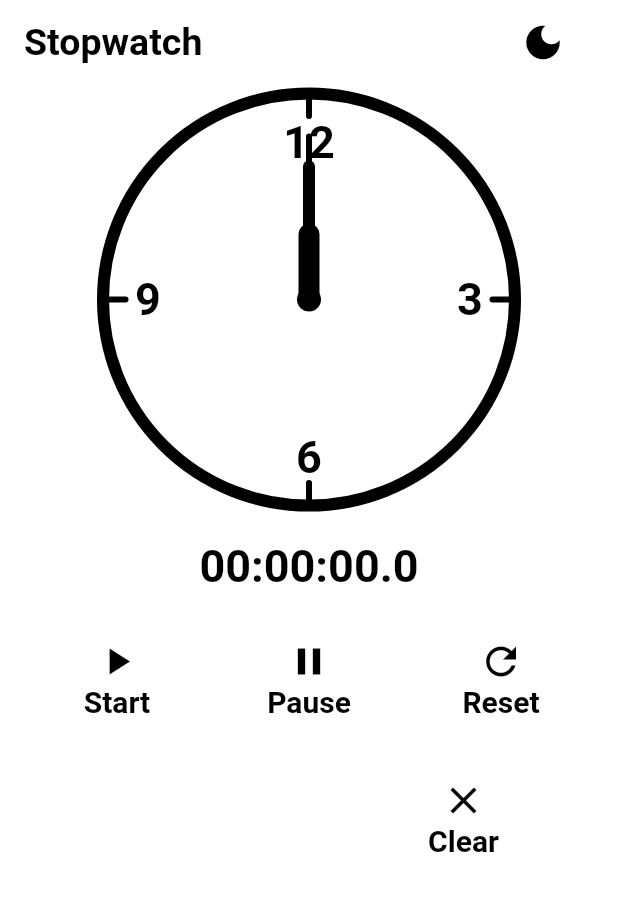
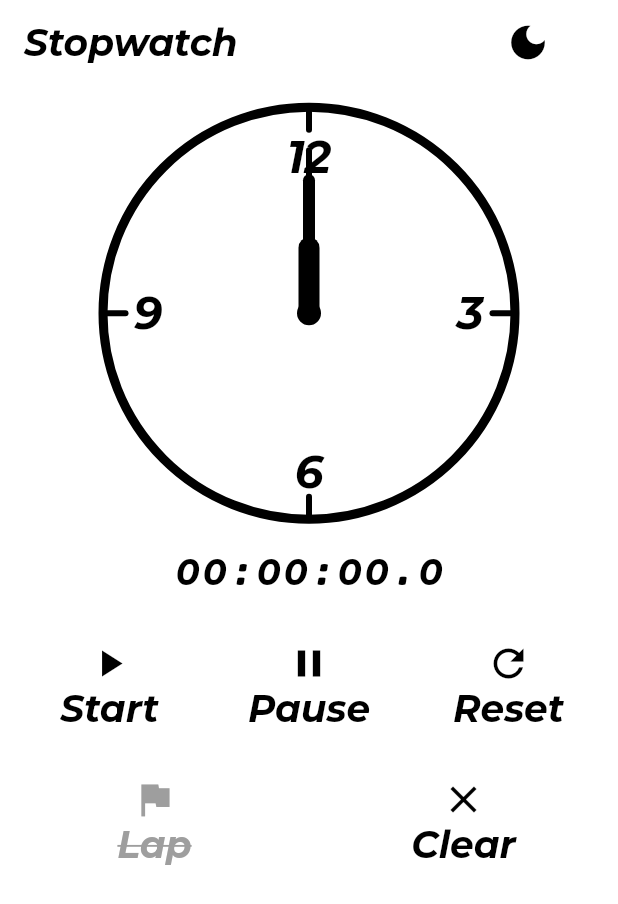
Before and after one commit to csisanyi/stopwatch_app_coding_assignment, a Flutter app: the screen it shows after launch, after a tap on "Start", after a tap on "Reset", on a phone screen of 412 x 824 dp. Shown: the top 904 px of the screen. Run offline on Flutter 3.47's test engine with Material 2 defaults, Android fonts, the phone set to English and light mode, and no system bars.

Commit message:
adaptive layout enhancment + styling + font import + test'n'bugfixiging

```diff
--- a/lib/main.dart
+++ b/lib/main.dart
@@ -20,6 +20,13 @@ class StopWatchApp extends StatelessWidget {
       ],
       child: Builder(
         builder: (context) {
+
+          final themeProvider = Provider.of<ThemeProvider>(context, listen: false);
+          final mediaQuery = MediaQuery.of(context);
+          final isLargeScreen = (mediaQuery.orientation == Orientation.portrait && mediaQuery.size.width > 650) ||
+              (mediaQuery.orientation == Orientation.landscape && mediaQuery.size.height > 650);
+          themeProvider.setLargeScreen = isLargeScreen;
+
           return MaterialApp(
             theme: Provider.of<ThemeProvider>(context).getTheme(),
             home: const UserInterface(),
--- a/lib/provider/theme_provider.dart
+++ b/lib/provider/theme_provider.dart
@@ -2,14 +2,22 @@ import 'package:flutter/material.dart';
 
 class ThemeProvider extends ChangeNotifier {
   bool _isDarkMode = false;
+  bool _isLargeScreen = false;
 
   void toggleTheme() {
     _isDarkMode = !_isDarkMode;
     notifyListeners();
   }
 
+  set setLargeScreen(bool value) {
+    _isLargeScreen = value;
+    //notifyListeners();
+  }
+
   ThemeData getTheme() {
-    return _isDarkMode ? _darkTheme : _lightTheme;
+    return _isDarkMode
+        ? (_isLargeScreen ? _darkBigScreenTheme : _darkTheme)
+        : (_isLargeScreen ? _lightBigScreenTheme : _lightTheme);
   }
 
   Icon getThemeIcon() {
@@ -18,32 +26,51 @@ class ThemeProvider extends ChangeNotifier {
 
   Color? get strokeColor => getTheme().textTheme.bodyMedium!.color;
   Color? get dividerColor => getTheme().textTheme.bodyMedium!.color;
+  bool? get isLargeScreen => _isLargeScreen;
 
   static final ThemeData _lightTheme = ThemeData(
     brightness: Brightness.light,
     scaffoldBackgroundColor: Colors.white,
     textTheme: const TextTheme(
-      bodyMedium: TextStyle(color: Colors.black),
+      bodyMedium: TextStyle(
+        color: Colors.black,
+        fontSize: 30,
+        fontWeight: FontWeight.bold,
+        fontStyle: FontStyle.italic,
+        fontFamily: 'CourierPrime', // Example font family
+      ),
     ),
     elevatedButtonTheme: ElevatedButtonThemeData(
       style: ButtonStyle(
         backgroundColor: MaterialStateProperty.all(Colors.white),
         foregroundColor: MaterialStateProperty.all(Colors.black),
-        fixedSize: MaterialStateProperty.all(const Size(100, 70)),
         elevation: const MaterialStatePropertyAll<double>(0),
+        fixedSize: MaterialStateProperty.all(const Size(120, 70)),
+        shape: MaterialStateProperty.all<RoundedRectangleBorder>(
+          RoundedRectangleBorder(
+            borderRadius:
+                BorderRadius.circular(15.0),
+          ),
+        ),
         textStyle: MaterialStateProperty.all(
           const TextStyle(
-            fontSize: 20,
+              fontSize: 25, // Adjust font size
               fontWeight: FontWeight.bold,
-          ),
+              fontStyle: FontStyle.italic,
+              fontFamily: 'Montserrat'),
         ),
         iconSize: const MaterialStatePropertyAll<double>(30),
+        overlayColor: MaterialStateProperty.all(Colors.transparent),
       ),
     ),
     appBarTheme: const AppBarTheme(
       backgroundColor: Colors.white,
       titleTextStyle: TextStyle(
-          color: Colors.black, fontSize: 25, fontWeight: FontWeight.bold),
+          color: Colors.black,
+          fontSize: 25,
+          fontWeight: FontWeight.bold,
+          fontStyle: FontStyle.italic,
+          fontFamily: 'Montserrat'),
       elevation: 0,
     ),
     listTileTheme: const ListTileThemeData(
@@ -52,7 +79,8 @@ class ThemeProvider extends ChangeNotifier {
           color: Colors.black,
           fontWeight: FontWeight.bold,
           fontSize: 18,
-      ),
+          fontStyle: FontStyle.italic,
+          fontFamily: 'CourierPrime'),
     ),
   );
 
@@ -60,28 +88,45 @@ class ThemeProvider extends ChangeNotifier {
     brightness: Brightness.dark,
     scaffoldBackgroundColor: Colors.black,
     textTheme: const TextTheme(
-      bodyMedium: TextStyle(color: Colors.white),
+      bodyMedium: TextStyle(
+          color: Colors.white,
+          fontSize: 30,
+          fontWeight: FontWeight.bold,
+          fontStyle: FontStyle.italic,
+          fontFamily: 'CourierPrime'),
     ),
     elevatedButtonTheme: ElevatedButtonThemeData(
       style: ButtonStyle(
         backgroundColor: MaterialStateProperty.all(Colors.black),
         foregroundColor: MaterialStateProperty.all(Colors.white),
         elevation: const MaterialStatePropertyAll<double>(0),
-        fixedSize: MaterialStateProperty.all(const Size(100, 70)),
+        fixedSize: MaterialStateProperty.all(const Size(120, 70)),
+        shape: MaterialStateProperty.all<RoundedRectangleBorder>(
+          RoundedRectangleBorder(
+            borderRadius:
+            BorderRadius.circular(15.0), // Adjust the border radius
+          ),
+        ),
         textStyle: MaterialStateProperty.all(
           const TextStyle(
-            fontSize: 20,
+              fontSize: 25,
               fontWeight: FontWeight.bold,
-          ),
+              fontStyle: FontStyle.italic,
+              fontFamily: 'Montserrat'),
         ),
         iconSize: const MaterialStatePropertyAll<double>(30),
+        overlayColor: MaterialStateProperty.all(Colors.transparent),
       ),
     ),
     appBarTheme: const AppBarTheme(
       backgroundColor: Colors.black,
       titleTextStyle: TextStyle(
-          color: Colors.white, fontSize: 25, fontWeight: FontWeight.bold),
-      elevation: 0, // Remove app bar shadow
+          color: Colors.white,
+          fontSize: 25,
+          fontWeight: FontWeight.bold,
+          fontStyle: FontStyle.italic,
+          fontFamily: 'Montserrat'),
+      elevation: 0,
     ),
     listTileTheme: const ListTileThemeData(
       contentPadding: EdgeInsets.symmetric(vertical: 0, horizontal: 10),
@@ -89,7 +134,124 @@ class ThemeProvider extends ChangeNotifier {
           color: Colors.white,
           fontWeight: FontWeight.bold,
           fontSize: 18,
+          fontStyle: FontStyle.italic,
+          fontFamily: 'CourierPrime'),
     ),
+  );
+
+  static final ThemeData _darkBigScreenTheme = ThemeData(
+    brightness: Brightness.dark,
+    scaffoldBackgroundColor: Colors.black,
+    textTheme: const TextTheme(
+      bodyMedium: TextStyle(
+          color: Colors.white,
+          fontSize: 65,
+          fontWeight: FontWeight.bold,
+          fontStyle: FontStyle.italic,
+          fontFamily: 'CourierPrime'),
+    ),
+    elevatedButtonTheme: ElevatedButtonThemeData(
+      style: ButtonStyle(
+        backgroundColor: MaterialStateProperty.all(Colors.black),
+        foregroundColor: MaterialStateProperty.all(Colors.white),
+        elevation: const MaterialStatePropertyAll<double>(0),
+        fixedSize: MaterialStateProperty.all(const Size(175, 122.5)),
+        shape: MaterialStateProperty.all<RoundedRectangleBorder>(
+          RoundedRectangleBorder(
+            borderRadius:
+            BorderRadius.circular(15.0), // Adjust the border radius
+          ),
+        ),
+        textStyle: MaterialStateProperty.all(
+          const TextStyle(
+              fontSize: 35,
+              fontWeight: FontWeight.bold,
+              fontStyle: FontStyle.italic,
+              fontFamily: 'Montserrat'),
+        ),
+        iconSize: const MaterialStatePropertyAll<double>(52.5),
+        overlayColor: MaterialStateProperty.all(Colors.transparent),
+      ),
+    ),
+    appBarTheme: const AppBarTheme(
+      backgroundColor: Colors.black,
+      titleTextStyle: TextStyle(
+          color: Colors.white,
+          fontSize: 40,
+          fontWeight: FontWeight.bold,
+          fontStyle: FontStyle.italic,
+          fontFamily: 'Montserrat'),
+      elevation: 0,
+    ),
+    listTileTheme: const ListTileThemeData(
+      contentPadding: EdgeInsets.symmetric(vertical: 25, horizontal: 0),
+      leadingAndTrailingTextStyle: TextStyle(
+          color: Colors.white,
+          fontWeight: FontWeight.bold,
+          fontSize: 30,
+          fontStyle: FontStyle.italic,
+          fontFamily: 'CourierPrime'),
+    ),
+  );
+
+  static final ThemeData _lightBigScreenTheme = ThemeData(
+    brightness: Brightness.light,
+    scaffoldBackgroundColor: Colors.white,
+    textTheme: const TextTheme(
+      bodyMedium: TextStyle(
+          color: Colors.black,
+          fontSize: 65,
+          fontWeight: FontWeight.bold,
+          fontStyle: FontStyle.italic,
+          fontFamily: 'CourierPrime'),
+    ),
+    elevatedButtonTheme: ElevatedButtonThemeData(
+      style: ButtonStyle(
+        backgroundColor: MaterialStateProperty.all(Colors.white),
+        foregroundColor: MaterialStateProperty.all(Colors.black),
+        elevation: const MaterialStatePropertyAll<double>(0),
+        fixedSize: MaterialStateProperty.all(const Size(175, 122.5)),
+        shape: MaterialStateProperty.all<RoundedRectangleBorder>(
+          RoundedRectangleBorder(
+            borderRadius:
+            BorderRadius.circular(15.0), // Adjust the border radius
+          ),
+        ),
+        textStyle: MaterialStateProperty.all(
+          const TextStyle(
+              fontSize: 35, // 1.75 times bigger
+              fontWeight: FontWeight.bold,
+              fontStyle: FontStyle.italic,
+              fontFamily: 'Montserrat'),
+        ),
+        iconSize: const MaterialStatePropertyAll<double>(52.5),
+        overlayColor: MaterialStateProperty.all(Colors.transparent),
+      ),
+    ),
+    appBarTheme: const AppBarTheme(
+      backgroundColor: Colors.white,
+      titleTextStyle: TextStyle(
+          color: Colors.black,
+          fontSize: 40,
+          fontWeight: FontWeight.bold,
+          fontStyle: FontStyle.italic,
+          fontFamily: 'Montserrat'),
+      elevation: 0,
+      iconTheme: IconThemeData(
+        color: Colors.black, // Set the default color for the icon
+      ),
+      actionsIconTheme: IconThemeData(
+        color: Colors.black, // Set the default color for the action icons
+      ),
+    ),
+    listTileTheme: const ListTileThemeData(
+      contentPadding: EdgeInsets.symmetric(vertical: 25, horizontal: 0),
+      leadingAndTrailingTextStyle: TextStyle(
+          color: Colors.black,
+          fontWeight: FontWeight.bold,
+          fontSize: 30,
+          fontStyle: FontStyle.italic,
+          fontFamily: 'CourierPrime'),
     ),
   );
 }
--- a/lib/view/analogue_clock.dart
+++ b/lib/view/analogue_clock.dart
@@ -60,7 +60,7 @@ class ClockPainter extends CustomPainter {
     var circleBorderBrush = Paint()
       ..color = themeProvider.strokeColor!
       ..strokeCap = StrokeCap.round
-      ..strokeWidth = 8
+      ..strokeWidth = 6
       ..style = PaintingStyle.stroke;
 
     var centerDotBrush = Paint()..color = themeProvider.strokeColor!;
@@ -94,8 +94,9 @@ class ClockPainter extends CustomPainter {
     var textStyle = TextStyle(
         color: themeProvider.strokeColor,
         fontWeight: FontWeight.bold,
-      fontSize: 30,
-    );
+        fontSize: themeProvider.isLargeScreen! ? 60 : 30,
+        fontStyle: FontStyle.italic,
+        fontFamily: 'Montserrat');
 
     drawDial(canvas, center, radius, 12, dialPaint, textStyle);
     drawDial(canvas, center, radius, 3, dialPaint, textStyle);
@@ -142,25 +143,45 @@ class ClockPainter extends CustomPainter {
 
     switch (hour) {
       case 12:
-        textPosition = Offset(
+        textPosition = themeProvider.isLargeScreen!
+            ? Offset(
+                dialEnd.dx - textPainter.width / 2 + dialTextDistance - 20,
+                dialEnd.dy - textPainter.height / 2 + 50,
+              )
+            : Offset(
                 dialEnd.dx - textPainter.width / 2,
                 dialEnd.dy + dialTextDistance - 5,
               );
         break;
       case 3:
-        textPosition = Offset(
+        textPosition = themeProvider.isLargeScreen!
+            ? Offset(
+                dialEnd.dx - textPainter.width / 2 + dialTextDistance - 60,
+                dialEnd.dy - textPainter.height / 2,
+              )
+            : Offset(
                 dialEnd.dx - textPainter.width / 2 - dialTextDistance - 10,
                 dialEnd.dy - textPainter.height / 2,
               );
         break;
       case 6:
-        textPosition = Offset(
+        textPosition = themeProvider.isLargeScreen!
+            ? Offset(
+                dialEnd.dx - textPainter.width / 2 + dialTextDistance - 20,
+                dialEnd.dy - textPainter.height / 2 - 60,
+              )
+            : Offset(
                 dialEnd.dx - textPainter.width / 2,
                 dialEnd.dy - dialLength - dialLength - 20,
               );
         break;
       case 9:
-        textPosition = Offset(
+        textPosition = themeProvider.isLargeScreen!
+            ? Offset(
+                dialEnd.dx - textPainter.width / 2 + dialTextDistance + 20,
+                dialEnd.dy - textPainter.height / 2,
+              )
+            : Offset(
                 dialEnd.dx - textPainter.width / 2 + dialTextDistance + 10,
                 dialEnd.dy - textPainter.height / 2,
               );
--- a/lib/view/portrait_view.dart
+++ b/lib/view/portrait_view.dart
@@ -8,25 +8,29 @@ import 'analogue_clock.dart';
 class PortraitView extends StatelessWidget {
   const PortraitView({super.key});
 
+
   final double verticalDividerHeight = 10;
 
   @override
   Widget build(BuildContext context) {
     final dataProvider = Provider.of<DataProvider>(context, listen: false);
 
+
     return Column(
       mainAxisAlignment: MainAxisAlignment.spaceEvenly,
       crossAxisAlignment: CrossAxisAlignment.center,
       children: [
-        AnalogueClock(
+        Padding(
+          padding: const EdgeInsets.only(top: 10),
+          child: AnalogueClock(
               height: MediaQuery.of(context).size.height / 3,
               width: MediaQuery.of(context).size.width),
+        ),
         SizedBox(height: verticalDividerHeight),
         Consumer<DataProvider>(
           builder: (context, timerProvider, _) {
             return Text(
               timerProvider.formattedTime,
-              style: const TextStyle(fontSize: 30, fontWeight: FontWeight.bold),
             );
           },
         ),
@@ -42,7 +46,7 @@ class PortraitView extends StatelessWidget {
                 mainAxisAlignment: MainAxisAlignment.center,
                 children: [
                   Icon(Icons.play_arrow),
-                  Text('Start'),
+                  Text("Start"),
                 ],
               ),
             ),
@@ -76,12 +80,10 @@ class PortraitView extends StatelessWidget {
         Row(
           mainAxisAlignment: MainAxisAlignment.center,
           children: [
-            Expanded(
-              child: Consumer<DataProvider>(
+            Expanded(child: Consumer<DataProvider>(
               builder: (context, dataProvider, _) {
-                  return Visibility(
-                    visible: dataProvider.running,
-                    child: ElevatedButton(
+                return dataProvider.running
+                    ? ElevatedButton(
                         onPressed: () {
                           dataProvider.addItemToList();
                         },
@@ -92,11 +94,29 @@ class PortraitView extends StatelessWidget {
                             Text('Lap'),
                           ],
                         ),
+                      )
+                    : ElevatedButton(
+                        onPressed: () {},
+                        child: const Column(
+                          mainAxisAlignment: MainAxisAlignment.center,
+                          children: [
+                            Icon(
+                              Icons.flag,
+                              color: Colors.grey, // Set the desired color
+                            ),
+                            Text(
+                              'Lap',
+                              style: TextStyle(
+                                  color: Colors.grey,
+                                  decoration: TextDecoration
+                                      .lineThrough // Set the desired color
+                                  ),
+                            ),
+                          ],
                         ),
                       );
               },
-              ),
-            ),
+            )),
             Expanded(
               child: ElevatedButton(
                 onPressed: () {
@@ -130,7 +150,8 @@ class PortraitView extends StatelessWidget {
                           decoration: BoxDecoration(
                             border: Border(
                               bottom: BorderSide(
-                                color: Provider.of<ThemeProvider>(context).dividerColor!,
+                                color: Provider.of<ThemeProvider>(context)
+                                    .dividerColor!,
                                 // Border color
                                 width: 2.0, // Border width
                               ),
--- a/lib/view/user_interface.dart
+++ b/lib/view/user_interface.dart
@@ -9,6 +9,7 @@ class UserInterface extends StatelessWidget {
 
   @override
   Widget build(BuildContext context) {
+
     final themeProvider = Provider.of<ThemeProvider>(context, listen: false);
 
     return Scaffold(
```
Also changed, not shown: lib/view/landscape_view.dart (+30 -12 lines), pubspec.yaml (+13 -0 lines), assets/fonts/CourierPrime-Bold.ttf (added), assets/fonts/CourierPrime-BoldItalic.ttf (added), assets/fonts/CourierPrime-Italic.ttf (added), assets/fonts/CourierPrime-Regular.ttf (added), assets/fonts/Montserrat-Bold.ttf (added), assets/fonts/Montserrat-BoldItalic.ttf (added), assets/fonts/Montserrat-Italic-VariableFont_wght.ttf (added), assets/fonts/Montserrat-VariableFont_wght.ttf (added), 3 other files. Lines whose indentation alone changed are shown as unchanged.
